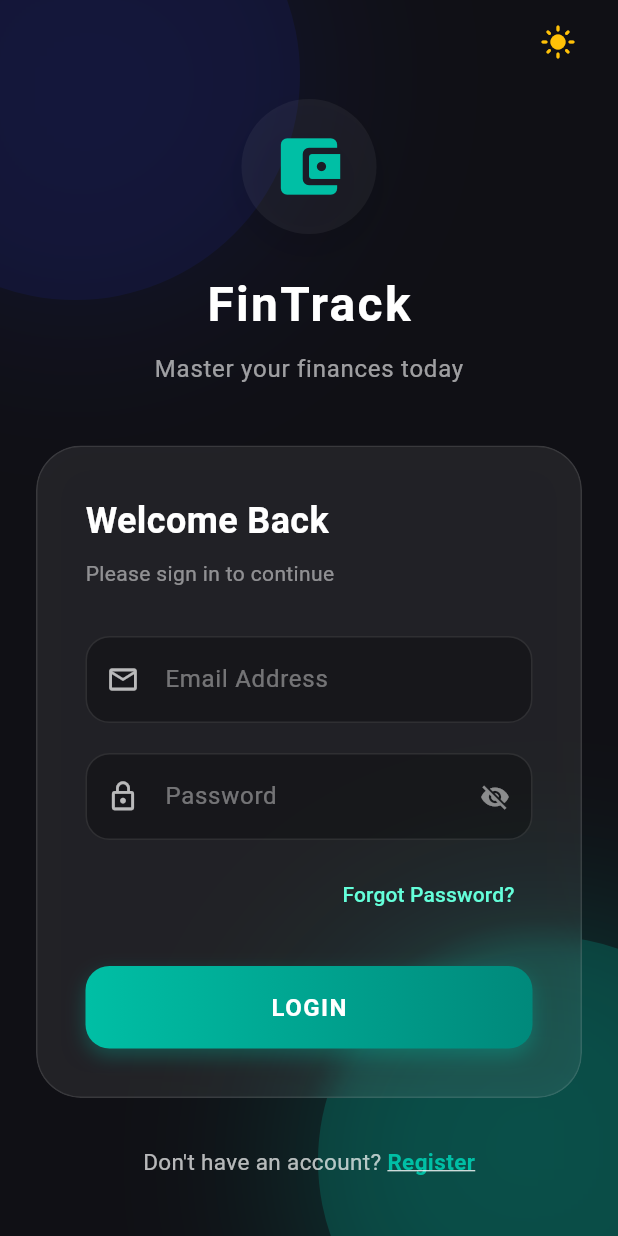
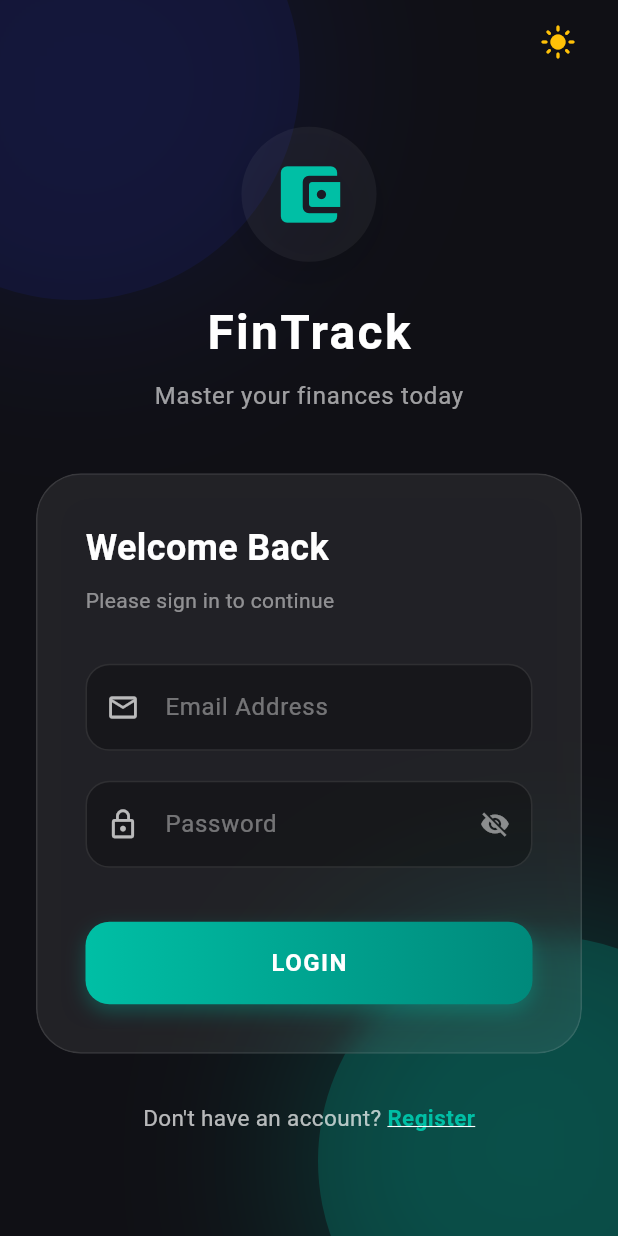
Before and after one commit to Jkz1/PennyWise, a Flutter app: the screen it shows after launch, on a phone screen of 412 x 824 dp. Run offline on Flutter 3.47's test engine with Material 3 defaults, Android fonts, the phone set to English and light mode, and no system bars; our stand-ins replace cloud_firestore, firebase_auth, firebase_core, fl_chart, flutter_riverpod, flutter_slidable and 1 more; accounts and stored records are empty.

Commit message:
Delete forgot password

```diff
--- a/lib/screens/login.dart
+++ b/lib/screens/login.dart
@@ -255,20 +255,6 @@ class _LoginPageState extends ConsumerState<LoginPage> {
 
                               const SizedBox(height: 12),
 
-                              Align(
-                                alignment: Alignment.centerRight,
-                                child: TextButton(
-                                  onPressed: () {},
-                                  child: Text(
-                                    "Forgot Password?",
-                                    style: TextStyle(
-                                      color: isDarkMode
-                                          ? secondaryColor
-                                          : primaryColor,
-                                    ),
-                                  ),
-                                ),
-                              ),
 
                               const SizedBox(height: 24),
 
```
